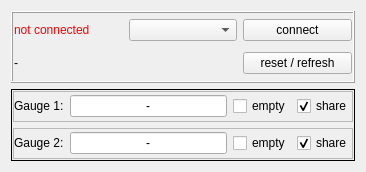
The window that tpg26xwindow.ui (bchjoerni/mlab) describes before a commit, drawn with Qt 5.
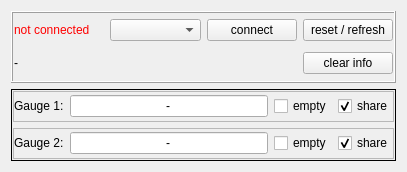
The same window after the commit.

Commit message: mlabsignal system changed, networkremote window changed, portwindows now have buttons reset/refresh and clear info

Patch:
```diff
--- a/tpg26xwindow.ui
+++ b/tpg26xwindow.ui
@@ -6,7 +6,7 @@
    <rect>
     <x>0</x>
     <y>0</y>
-    <width>366</width>
+    <width>407</width>
     <height>172</height>
    </rect>
   </property>
@@ -35,6 +35,13 @@
       <property name="bottomMargin">
        <number>1</number>
       </property>
+      <item row="0" column="3">
+       <widget class="QPushButton" name="btn_resetRefresh">
+        <property name="text">
+         <string>reset / refresh</string>
+        </property>
+       </widget>
+      </item>
       <item row="0" column="0">
        <widget class="QLabel" name="lbl_status">
         <property name="styleSheet">
@@ -48,6 +55,13 @@
       <item row="0" column="1">
        <widget class="QComboBox" name="cob_ports"/>
       </item>
+      <item row="1" column="3">
+       <widget class="QPushButton" name="btn_clearInfo">
+        <property name="text">
+         <string>clear info</string>
+        </property>
+       </widget>
+      </item>
       <item row="0" column="2">
        <widget class="QPushButton" name="btn_connect">
         <property name="text">
@@ -55,14 +69,7 @@
         </property>
        </widget>
       </item>
-      <item row="1" column="2">
-       <widget class="QPushButton" name="btn_resetInfo">
-        <property name="text">
-         <string>reset / refresh</string>
-        </property>
-       </widget>
-      </item>
-      <item row="1" column="0" colspan="2">
+      <item row="1" column="0" colspan="3">
        <widget class="QLabel" name="lbl_info">
         <property name="text">
          <string>-</string>
```
The commit also changes 78 other files.
